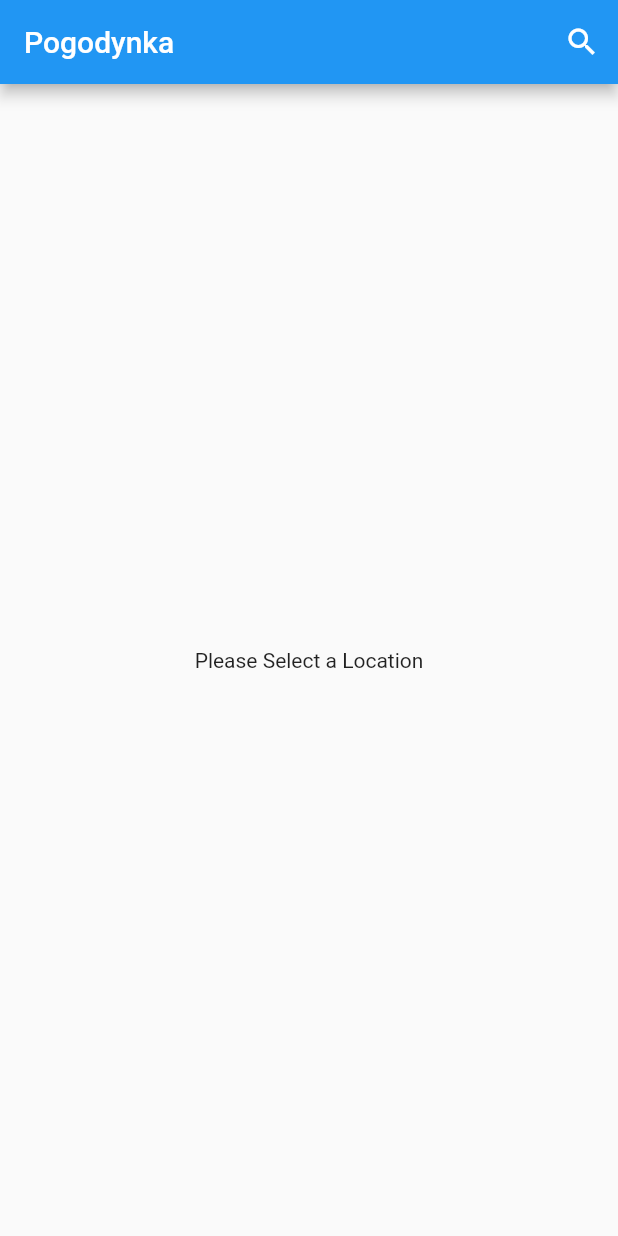
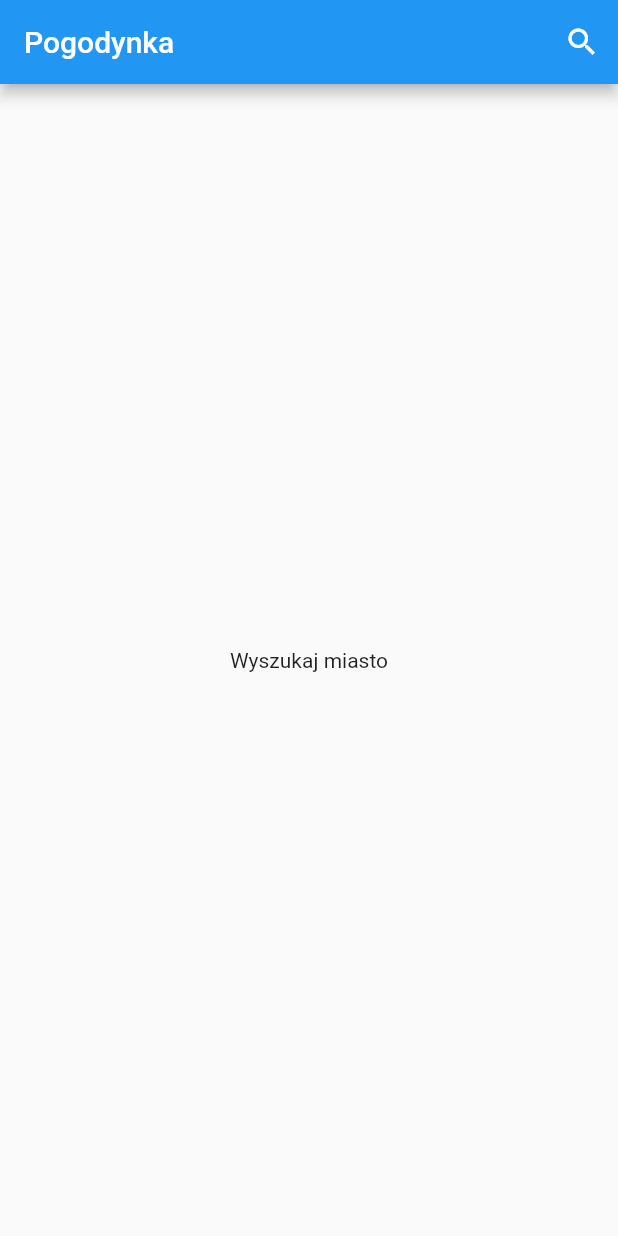
Before and after one commit to dawpolak/weather-app, a Flutter app: the screen it shows after launch, on a phone screen of 412 x 824 dp. Run offline on Flutter 3.47's test engine with Material 2 defaults, Android fonts, the phone set to English and light mode, and no system bars; our stand-ins replace bloc, flutter_bloc.

Commit message:
Fix bugs

```diff
--- a/lib/models/weather.dart
+++ b/lib/models/weather.dart
@@ -34,9 +34,9 @@ class Weather {
     minTemp= json['main']['temp_min'].toDouble();
     maxTemp= json['main']['temp_max'].toDouble();
     pressure= json['main']['pressure'] as int;
-    sunrise= DateTime.fromMillisecondsSinceEpoch(json['sys']['sunrise']*1000).toUtc();
-
-    sunset= DateTime.fromMillisecondsSinceEpoch(json['sys']['sunset']*1000).toUtc();
+    int timezone = json['timezone'] as int;
+    sunrise= DateTime.fromMillisecondsSinceEpoch(json['sys']['sunrise']*1000).add(new Duration(seconds: timezone));
+    sunset= DateTime.fromMillisecondsSinceEpoch(json['sys']['sunset']*1000).add(new Duration(seconds: timezone));
     lastUpdated= DateTime.now();
     location= json['name'];
   }
--- a/lib/repositories/weather_api_client.dart
+++ b/lib/repositories/weather_api_client.dart
@@ -14,6 +14,7 @@ class WeatherApiClient {
 
   Future<Weather> fetchWeather(String city) async {
     final weatherUrl = '$baseUrl$city&lang=pl&units=metric&APPID=087806f34f72f60b5fb4cdfa4b885ce6';
+    print(weatherUrl);
     final weatherResponse = await this.httpClient.get(weatherUrl);
     print(weatherUrl);
     if (weatherResponse.statusCode != 200) {
--- a/lib/widgets/weather.dart
+++ b/lib/widgets/weather.dart
@@ -102,11 +102,11 @@ class _WeatherState extends State<Weather> {
             }
             if (state is WeatherError) {
               return Text(
-                'Something went wrong!',
+                'Błąd!',
                 style: TextStyle(color: Colors.red),
               );
             }
-            return Center(child: Text('Please Select a Location'));
+            return Center(child: Text('Wyszukaj miasto'));
           },
         ),
       ),
--- a/lib/widgets/weather_condition.dart
+++ b/lib/widgets/weather_condition.dart
@@ -13,7 +13,7 @@ class WeatherConditions extends StatelessWidget {
 
   Image _mapConditionToImage(String icon) {
     Image image;
-    image = Image.network('http://openweathermap.org/img/wn/$icon@2x.png',scale: 0.7,);
+    image = Image.network('http://openweathermap.org/img/wn/$icon@2x.png',scale: 0.9,);
     return image;
   }
 }
```
